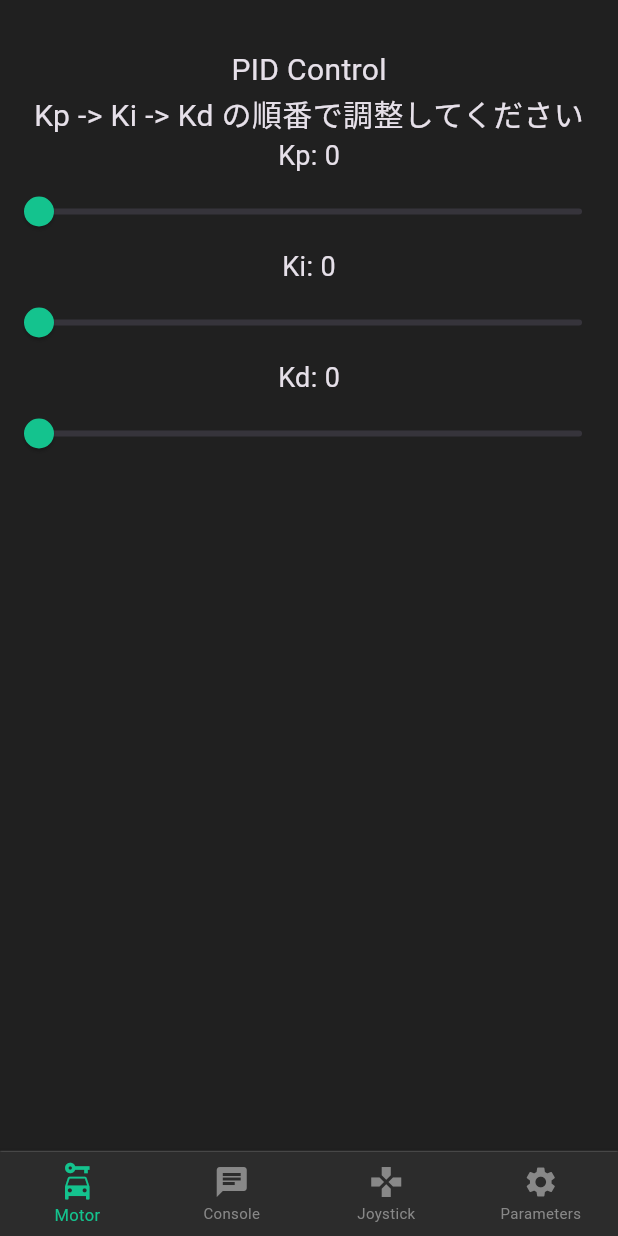
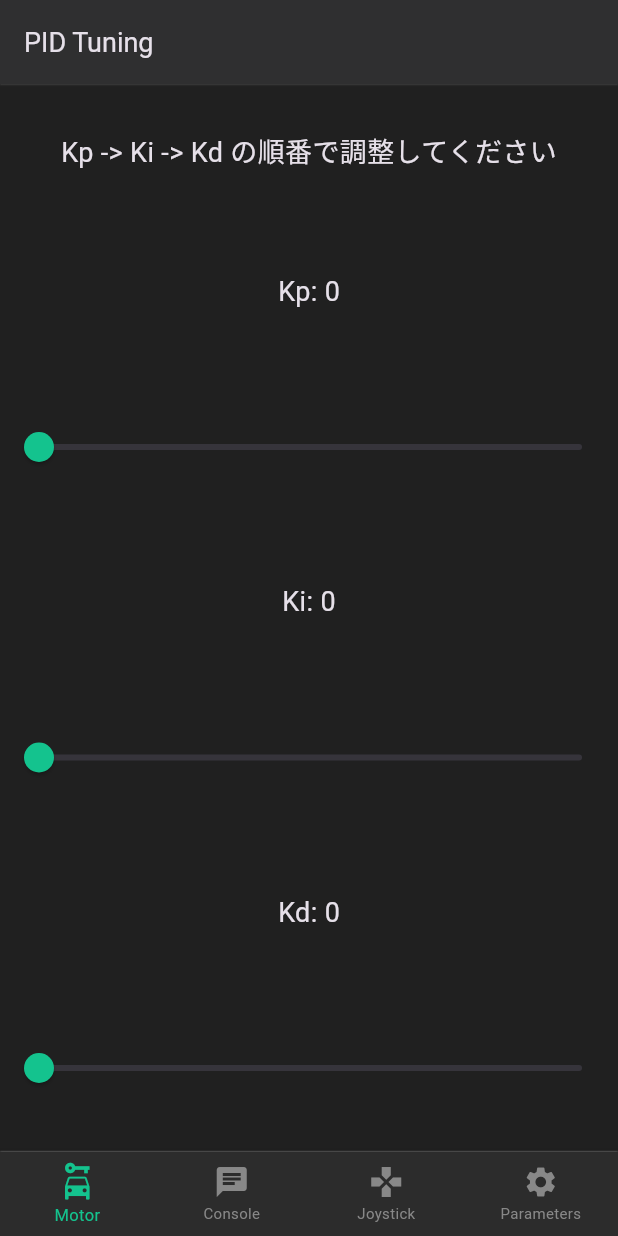
Before and after one commit to kaku-panda/Robot-Debug-App, a Flutter app: the MotorScreen screen opened by its route, on a phone screen of 412 x 824 dp. Run offline on Flutter 3.47's test engine with Material 3 defaults, Android fonts, the phone set to English and light mode, and no system bars; our stand-ins replace connectivity_plus, flutter_riverpod, go_router, google_fonts, package_info_plus, permission_handler and 4 more; missing offline and left inert: flutter_joystick, network_info_plus; accounts and stored records are empty.

Commit message:
PID制御の画面を少しみやすくした．

```diff
--- a/lib/components/modal_window.dart
+++ b/lib/components/modal_window.dart
@@ -16,9 +16,7 @@ Future<dynamic> showModalWindow(
 ) {
   return showModalBottomSheet(
     useRootNavigator: true,
-    //モーダルの背景の色、透過
     backgroundColor: Colors.transparent,
-    //ドラッグ可能にする（高さもハーフサイズからフルサイズになる様子）
     isScrollControlled: true,
     context: context,
     constraints: const BoxConstraints(
--- a/lib/screens/motor.dart
+++ b/lib/screens/motor.dart
@@ -28,24 +28,20 @@ class MotorScreenState extends ConsumerState<MotorScreen> {
     double kd = ref.watch(settingProvider).kd;
 
     return Scaffold(
+      resizeToAvoidBottomInset: true,
+      appBar: AppBar(
+        title: Text('PID Tuning', style: Styles.defaultStyle18),
+      ),
       body: SafeArea(
-        child: Center(
-          child: Column(
-            mainAxisAlignment: MainAxisAlignment.start,
-            children: [
-              Padding(
+        child: Padding(
           padding: const EdgeInsets.symmetric(vertical: 32.0),
           child: Center(
             child: Column(
-                    mainAxisAlignment: MainAxisAlignment.center,
+              mainAxisAlignment: MainAxisAlignment.spaceBetween,
               children: <Widget>[
                 Text(
-                        'PID Control',
-                        style: Styles.defaultStyle20,
-                      ),
-                      Text(
                   'Kp -> Ki -> Kd の順番で調整してください',
-                        style: Styles.defaultStyle20,
+                  style: Styles.defaultStyle18,
                 ),
                 Text(
                   'Kp: ${kp.round()}',
@@ -102,9 +98,6 @@ class MotorScreenState extends ConsumerState<MotorScreen> {
             ),
           ),
         ),
-            ],
-          ),
-        ),
       ),
     );
   }
```
Also changed, not shown: lib/screens/joystick.dart (+12 -5 lines). Lines whose indentation alone changed are shown as unchanged.
